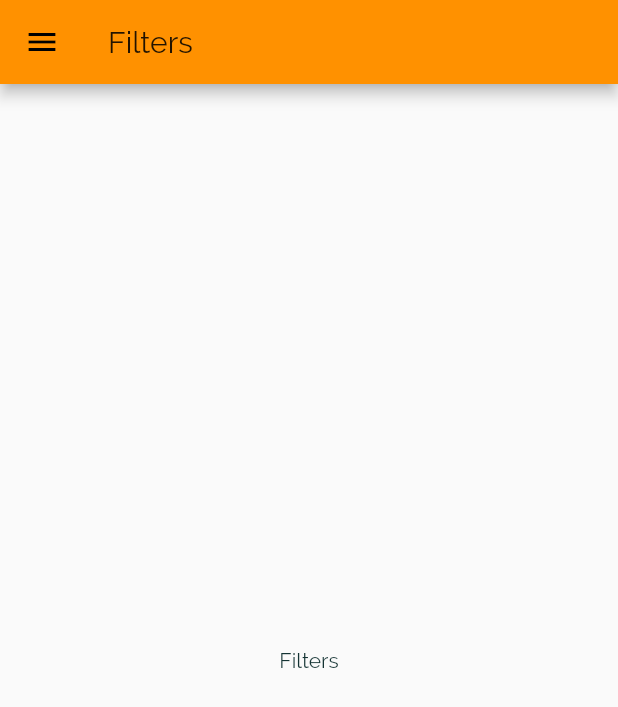
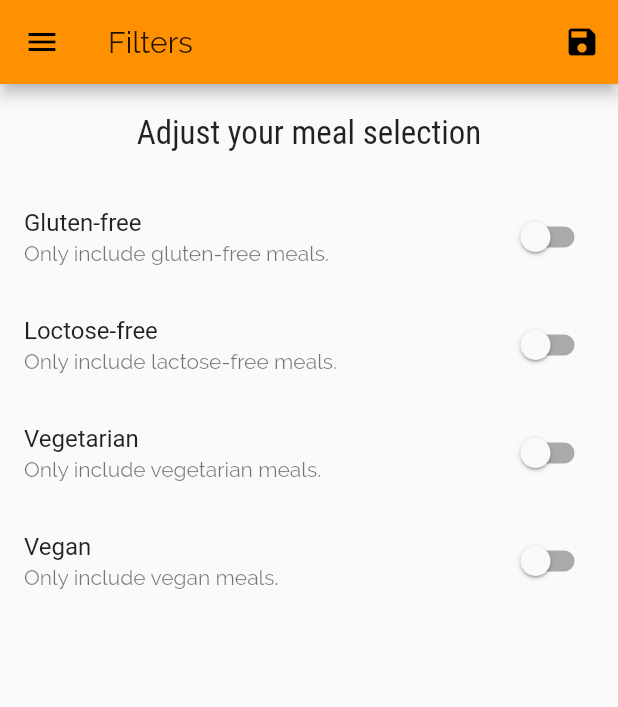
Before and after one commit to ozyildirim/flutter-meals-app, a Flutter app: the FiltersScreen screen opened by its route, on a phone screen of 412 x 824 dp. Shown: the top 707 px of the screen. Run offline on Flutter 3.47's test engine with Material 2 defaults, Android fonts, the phone set to English and light mode, and no system bars.

Commit message:
filter logic added

```diff
--- a/lib/main.dart
+++ b/lib/main.dart
@@ -1,4 +1,6 @@
 import 'package:flutter/material.dart';
+import 'package:meal_app/dummy_data.dart';
+import 'package:meal_app/models/meal.dart';
 import 'package:meal_app/screens/categories_screen.dart';
 import 'package:meal_app/screens/category_meals_screen.dart';
 import 'package:meal_app/screens/filters_screen.dart';
@@ -9,7 +11,43 @@ void main() {
   runApp(MyApp());
 }
 
-class MyApp extends StatelessWidget {
+class MyApp extends StatefulWidget {
+  @override
+  _MyAppState createState() => _MyAppState();
+}
+
+class _MyAppState extends State<MyApp> {
+  Map<String, bool> _filters = {
+    'gluten': false,
+    'lactose': false,
+    'vegan': false,
+    'vegetarian': false,
+  };
+
+  List<Meal> _availableMeals = DUMMY_MEALS;
+
+  void _setFilters(Map<String, bool> filterData) {
+    setState(() {
+      _filters = filterData;
+
+      _availableMeals = DUMMY_MEALS.where((meal) {
+        if (_filters['gluten'] && !meal.isGlutenFree) {
+          return false;
+        }
+        if (_filters['lactose'] && !meal.isLactoseFree) {
+          return false;
+        }
+        if (_filters['vegan'] && !meal.isVegan) {
+          return false;
+        }
+        if (_filters['vegetarian'] && !meal.isVegetarian) {
+          return false;
+        }
+        return true;
+      }).toList();
+    });
+  }
+
   @override
   Widget build(BuildContext context) {
     return MaterialApp(
@@ -36,9 +74,11 @@ class MyApp extends StatelessWidget {
       initialRoute: '/',
       routes: {
         '/': (context) => TabsScreen(),
-        CategoryMealsScreen.routeName: (context) => CategoryMealsScreen(),
+        CategoryMealsScreen.routeName: (context) =>
+            CategoryMealsScreen(_availableMeals),
         MealDetailScreen.routeName: (context) => MealDetailScreen(),
-        FiltersScreen.routeName: (context) => FiltersScreen(),
+        FiltersScreen.routeName: (context) =>
+            FiltersScreen(_filters, _setFilters),
       },
       onUnknownRoute: (settings) {
         return MaterialPageRoute(
--- a/lib/screens/category_meals_screen.dart
+++ b/lib/screens/category_meals_screen.dart
@@ -1,10 +1,13 @@
 import 'package:flutter/material.dart';
-import 'package:meal_app/dummy_data.dart';
 import 'package:meal_app/models/meal.dart';
 import 'package:meal_app/widgets/meal_item.dart';
 
 class CategoryMealsScreen extends StatefulWidget {
   static String routeName = '/category-meals';
+
+  final List<Meal> availableMeals;
+
+  CategoryMealsScreen(this.availableMeals);
 
   @override
   _CategoryMealsScreenState createState() => _CategoryMealsScreenState();
@@ -26,7 +29,7 @@ class _CategoryMealsScreenState extends State<CategoryMealsScreen> {
 
       categoryTitle = routeArgs['title'];
       final categoryID = routeArgs['id'];
-      displayedMeals = DUMMY_MEALS.where((meal) {
+      displayedMeals = widget.availableMeals.where((meal) {
         return meal.categories.contains(categoryID);
       }).toList();
       _loadedInitData = true;
--- a/lib/screens/filters_screen.dart
+++ b/lib/screens/filters_screen.dart
@@ -1,21 +1,109 @@
 import 'package:flutter/material.dart';
 import 'package:meal_app/widgets/main_drawer.dart';
 
-class FiltersScreen extends StatelessWidget {
+class FiltersScreen extends StatefulWidget {
   static const routeName = '/filters-screen';
+
+  final Function saveFilters;
+  final Map<String, bool> currentFilters;
+
+  FiltersScreen(this.currentFilters, this.saveFilters);
+
+  @override
+  _FiltersScreenState createState() => _FiltersScreenState();
+}
+
+class _FiltersScreenState extends State<FiltersScreen> {
+  bool _glutenFree = false;
+  bool _vegetarian = false;
+  bool _vegan = false;
+  bool _lactoseFree = false;
+
+  @override
+  initState() {
+    _glutenFree = widget.currentFilters['gluten'];
+    _lactoseFree = widget.currentFilters['lactose'];
+    _vegan = widget.currentFilters['vegan'];
+    _vegetarian = widget.currentFilters['vegetarian'];
+    super.initState();
+  }
+
+  Widget _buildSwitchListTile(String title, String description,
+      bool currentValue, Function updateValue) {
+    return SwitchListTile(
+      value: currentValue,
+      title: Text(title),
+      subtitle: Text(description),
+      onChanged: updateValue,
+    );
+  }
 
   @override
   Widget build(BuildContext context) {
     return Scaffold(
       appBar: AppBar(
         title: Text("Filters"),
-      ),
-      body: Center(
-        child: Text("Filters"),
+        actions: [
+          IconButton(
+              icon: Icon(Icons.save),
+              onPressed: () {
+                final selectedFilters = {
+                  'gluten': _glutenFree,
+                  'lactose': _lactoseFree,
+                  'vegan': _vegan,
+                  'vegetarian': _vegetarian
+                };
+                widget.saveFilters(selectedFilters);
+              })
+        ],
       ),
       drawer: Drawer(
         child: MainDrawer(),
       ),
+      body: Column(
+        children: [
+          Container(
+            padding: EdgeInsets.all(20),
+            child: Text(
+              "Adjust your meal selection",
+              style: Theme.of(context).textTheme.title,
+            ),
+          ),
+          Expanded(
+            child: ListView(
+              children: [
+                _buildSwitchListTile("Gluten-free",
+                    "Only include gluten-free meals.", _glutenFree, (newValue) {
+                  setState(() {
+                    _glutenFree = newValue;
+                  });
+                }),
+                _buildSwitchListTile(
+                    "Loctose-free",
+                    "Only include lactose-free meals.",
+                    _lactoseFree, (newValue) {
+                  setState(() {
+                    _lactoseFree = newValue;
+                  });
+                }),
+                _buildSwitchListTile(
+                    "Vegetarian", "Only include vegetarian meals.", _vegetarian,
+                    (newValue) {
+                  setState(() {
+                    _vegetarian = newValue;
+                  });
+                }),
+                _buildSwitchListTile(
+                    "Vegan", "Only include vegan meals.", _vegan, (newValue) {
+                  setState(() {
+                    _vegan = newValue;
+                  });
+                }),
+              ],
+            ),
+          )
+        ],
+      ),
     );
   }
 }
```
